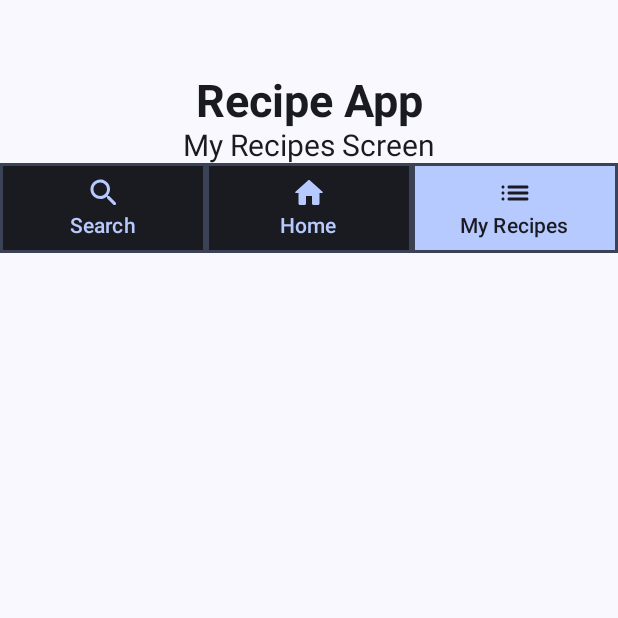
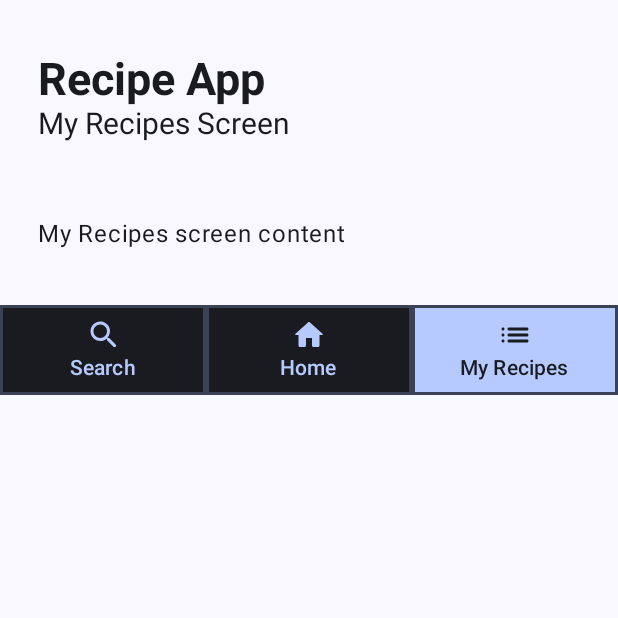
Before and after one commit to teemutontti/recipe-app, an Android app built with Jetpack Compose: the composable MyRecipesScreen shown on its own in the app's theme, on a phone screen of 412 x 824 dp, the top half of it. Run offline under Robolectric (Android 15) with nearby library versions, the phone set to English and light mode, and no system bars.

Commit message:
Change: Content alingment.

```diff
--- a/app/src/main/java/com/example/recipeapp/screens/MyRecipesScreen.kt
+++ b/app/src/main/java/com/example/recipeapp/screens/MyRecipesScreen.kt
@@ -2,28 +2,34 @@ package com.example.recipeapp.screens
 
 import androidx.compose.foundation.layout.Arrangement
 import androidx.compose.foundation.layout.Column
+import androidx.compose.foundation.layout.Spacer
+import androidx.compose.foundation.layout.height
 import androidx.compose.foundation.layout.padding
+import androidx.compose.foundation.lazy.LazyColumn
+import androidx.compose.foundation.lazy.items
+import androidx.compose.material3.CircularProgressIndicator
 import androidx.compose.material3.Text
+import androidx.compose.material3.TextButton
 import androidx.compose.runtime.Composable
 import androidx.compose.ui.Alignment
 import androidx.compose.ui.Modifier
 import androidx.compose.ui.text.TextStyle
 import androidx.compose.ui.text.font.FontWeight
+import androidx.compose.ui.text.style.TextAlign
 import androidx.compose.ui.unit.dp
 import androidx.compose.ui.unit.sp
 import androidx.navigation.NavController
+import com.example.recipeapp.RecipeRepository
 import com.example.recipeapp.composables.NavBar
 
 @Composable
 fun MyRecipesScreen(navController: NavController) {
     Column(
-        horizontalAlignment = Alignment.CenterHorizontally,
+        horizontalAlignment = Alignment.Start,
         verticalArrangement = Arrangement.SpaceBetween,
-        modifier = Modifier.padding(top = 50.dp)
     ) {
-        Column(
-            horizontalAlignment = Alignment.CenterHorizontally
-        ) {
+        Column(modifier = Modifier.padding(horizontal = 25.dp, vertical = 35.dp)) {
+            Column {
                 Text(
                     text = "Recipe App",
                     style = TextStyle(
@@ -38,6 +44,11 @@ fun MyRecipesScreen(navController: NavController) {
                     )
                 )
             }
+            Spacer(modifier = Modifier.height(50.dp))
+            Column(horizontalAlignment = Alignment.Start) {
+                Text("My Recipes screen content")
+            }
+        }
         NavBar(navController = navController, selected = "my_recipes")
     }
 }
```
Also changed, not shown: app/src/main/java/com/example/recipeapp/screens/HomeScreen.kt (+6 -10 lines), app/src/main/java/com/example/recipeapp/screens/SearchScreen.kt (+16 -5 lines). Lines whose indentation alone changed are shown as unchanged.
